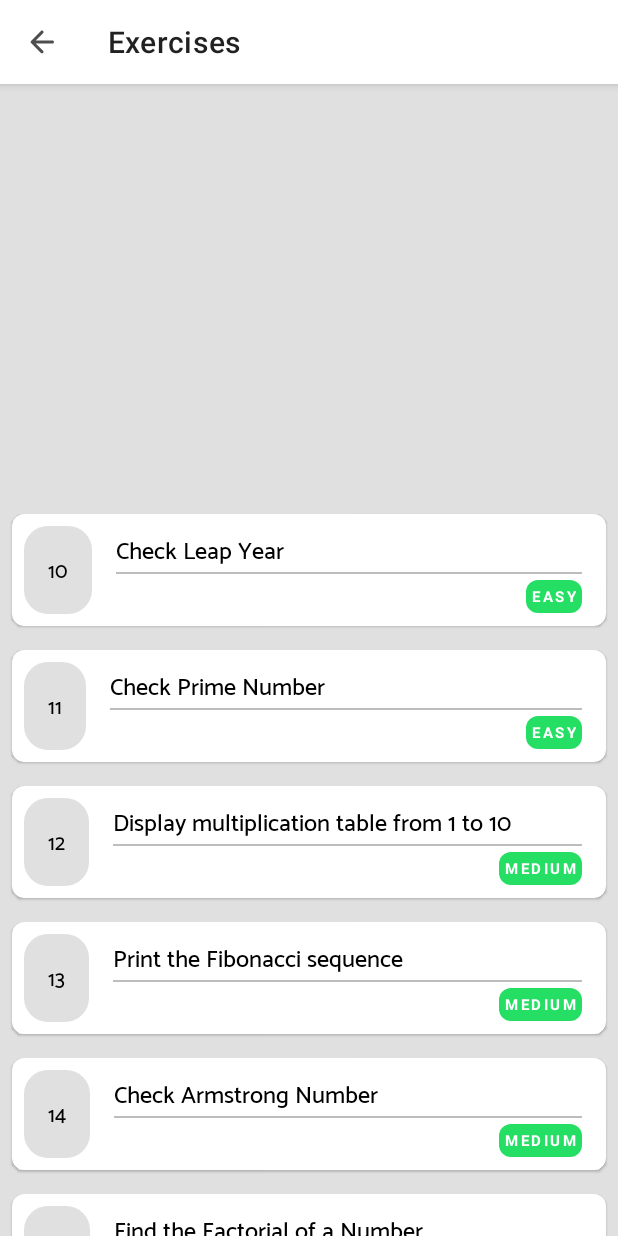
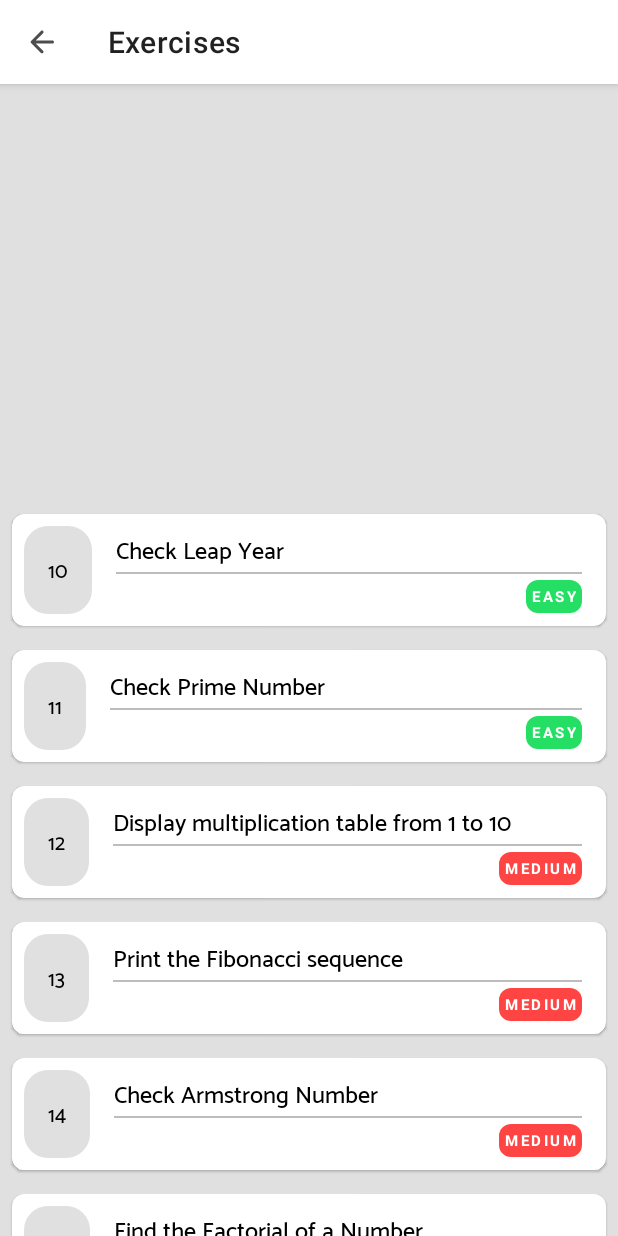
Before and after one commit to whilson03/PyTutor, an Android app: the ExerciseListFragment screen opened through its navigation route, scrolled down 537 dp, on a phone screen of 412 x 824 dp. Run offline under Robolectric (Android 15) with nearby library versions, the phone set to English and light mode, and no system bars; our stand-ins replace Dagger/Hilt's generated code, navigation-ui; 1 statement that could not run was skipped.

Commit message:
added background to differentiate the exercises difficulties
Signed-off-by: Adeyoriju Olabode Wilson <whilson03@gmail.com>

```diff
--- a/app/src/main/java/com/olabode/wilson/pytutor/ui/exercise/ExerciseListAdapter.kt
+++ b/app/src/main/java/com/olabode/wilson/pytutor/ui/exercise/ExerciseListAdapter.kt
@@ -4,6 +4,7 @@ import android.view.LayoutInflater
 import android.view.ViewGroup
 import androidx.recyclerview.widget.ListAdapter
 import androidx.recyclerview.widget.RecyclerView
+import com.olabode.wilson.pytutor.R
 import com.olabode.wilson.pytutor.databinding.ItemExercisesBinding
 import com.olabode.wilson.pytutor.models.Exercise
 import com.olabode.wilson.pytutor.models.remote.exercise.DIFFICULTY
@@ -34,6 +35,7 @@ class ExerciseListAdapter(private val clickListener: (exercise: Exercise) -> Uni
             this.item = item
             binding.title.text = item.title
             binding.difficulty.text = getDifficulty(item.difficulty)
+            binding.difficulty.setBackgroundResource(getBackgroundForDifficulty(item.difficulty))
             binding.topicCount.text = Utils.getAdapterNumberLabel(adapterPosition + 1)
         }
 
@@ -42,6 +44,13 @@ class ExerciseListAdapter(private val clickListener: (exercise: Exercise) -> Uni
                 DIFFICULTY.EASY.ordinal -> "Easy"
                 DIFFICULTY.MEDIUM.ordinal -> "Medium"
                 else -> "Hard"
+            }
+        }
+
+        private fun getBackgroundForDifficulty(difficulty: Int): Int {
+            return when (difficulty) {
+                DIFFICULTY.EASY.ordinal -> R.drawable.bg_easy
+                else -> R.drawable.bg_medium
             }
         }
     }
--- a/app/src/main/java/com/olabode/wilson/pytutor/ui/exercise/ExerciseListFragment.kt
+++ b/app/src/main/java/com/olabode/wilson/pytutor/ui/exercise/ExerciseListFragment.kt
@@ -34,7 +34,7 @@ class ExerciseListFragment : Fragment(R.layout.fragment_exercise_list) {
 
         adapter = ExerciseListAdapter { exercise ->
             navigateSafe(ExerciseListFragmentDirections
-                .actionExerciseListFragmentToExerciseFragment(exercise))
+                    .actionExerciseListFragmentToExerciseFragment(exercise))
         }
 
         binding.exerciseListRecycler.adapter = adapter
--- /dev/null
+++ b/app/src/main/res/drawable/bg_medium.xml
@@ -0,0 +1,7 @@
+<?xml version="1.0" encoding="utf-8"?>
+<shape xmlns:android="http://schemas.android.com/apk/res/android"
+    android:shape="rectangle">
+
+    <solid android:color="@android:color/holo_red_light" />
+    <corners android:radius="8dp" />
+</shape>
```
